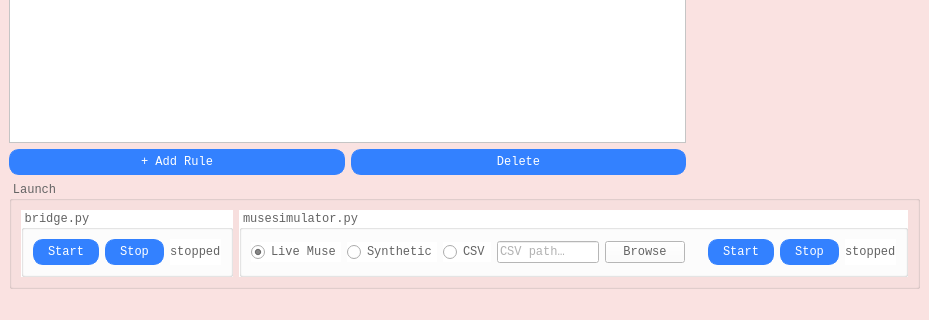
shayanlatif859/VTS-EEG-Input, file gui/main_window.ui: the form before one commit; both pictures show x 0 to 929 and y 365 to 685 of the 929 by 685 pixel window.
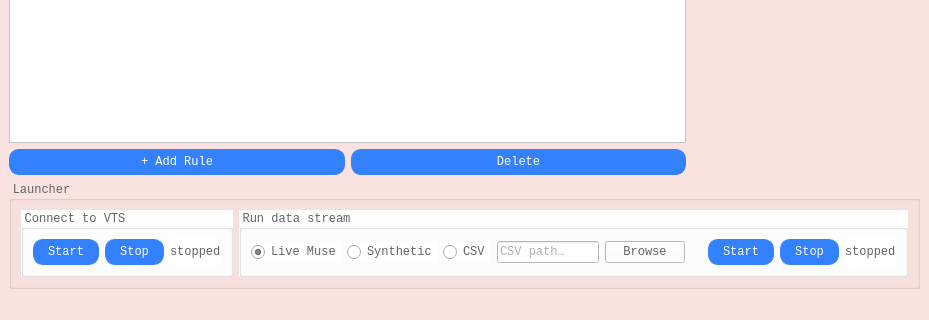
The form after the commit.

Diff of the .ui file:
```diff
--- a/gui/main_window.ui
+++ b/gui/main_window.ui
@@ -202,7 +202,7 @@
     <item>
      <widget class="QGroupBox" name="launchGroup">
       <property name="title">
-       <string>Launch</string>
+       <string>Launcher</string>
       </property>
       <layout class="QHBoxLayout" name="launchLayout">
        <item>
@@ -211,7 +211,7 @@
           <string notr="true">background-color: #ffffff</string>
          </property>
          <property name="title">
-          <string>bridge.py</string>
+          <string>Connect to VTS</string>
          </property>
          <layout class="QHBoxLayout" name="bridgeLayout">
           <item>
@@ -271,7 +271,7 @@
           <string notr="true">background-color: #ffffff</string>
          </property>
          <property name="title">
-          <string>musesimulator.py</string>
+          <string>Run data stream</string>
          </property>
          <layout class="QHBoxLayout" name="simLayout">
           <item>
```
